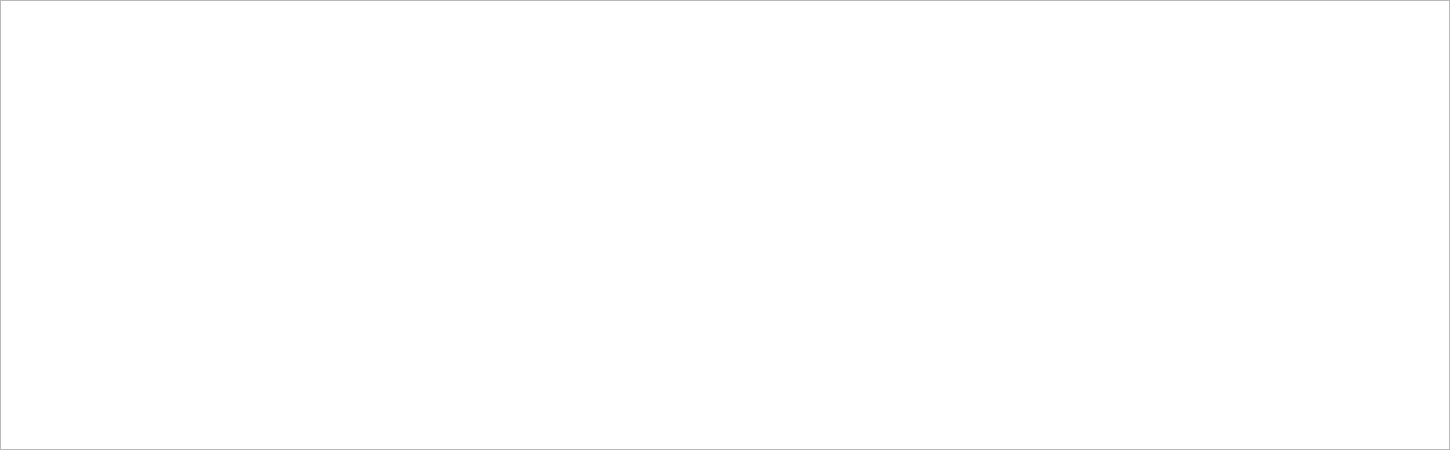
This is Blackholehospital/instruction.ui in Pelix05/Blackholehospital as Qt 5 draws it before an edit. The edited form follows.
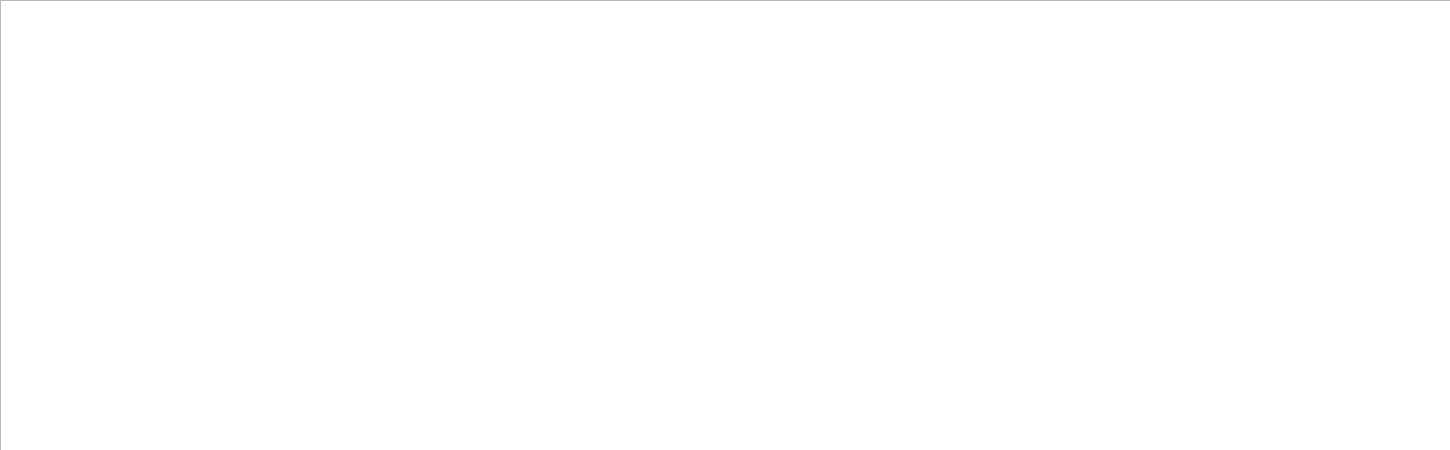
This is the edited form.

The edit to the form file:
```diff
--- a/Blackholehospital/instruction.ui
+++ b/Blackholehospital/instruction.ui
@@ -18,22 +18,10 @@
     <rect>
      <x>0</x>
      <y>0</y>
-     <width>1450</width>
-     <height>450</height>
+     <width>1451</width>
+     <height>461</height>
     </rect>
    </property>
-   <property name="wordWrap">
-    <bool>false</bool>
-   </property>
-   <attribute name="horizontalHeaderHighlightSections">
-    <bool>false</bool>
-   </attribute>
-   <attribute name="verticalHeaderVisible">
-    <bool>false</bool>
-   </attribute>
-   <attribute name="verticalHeaderHighlightSections">
-    <bool>false</bool>
-   </attribute>
   </widget>
  </widget>
  <resources/>
```
